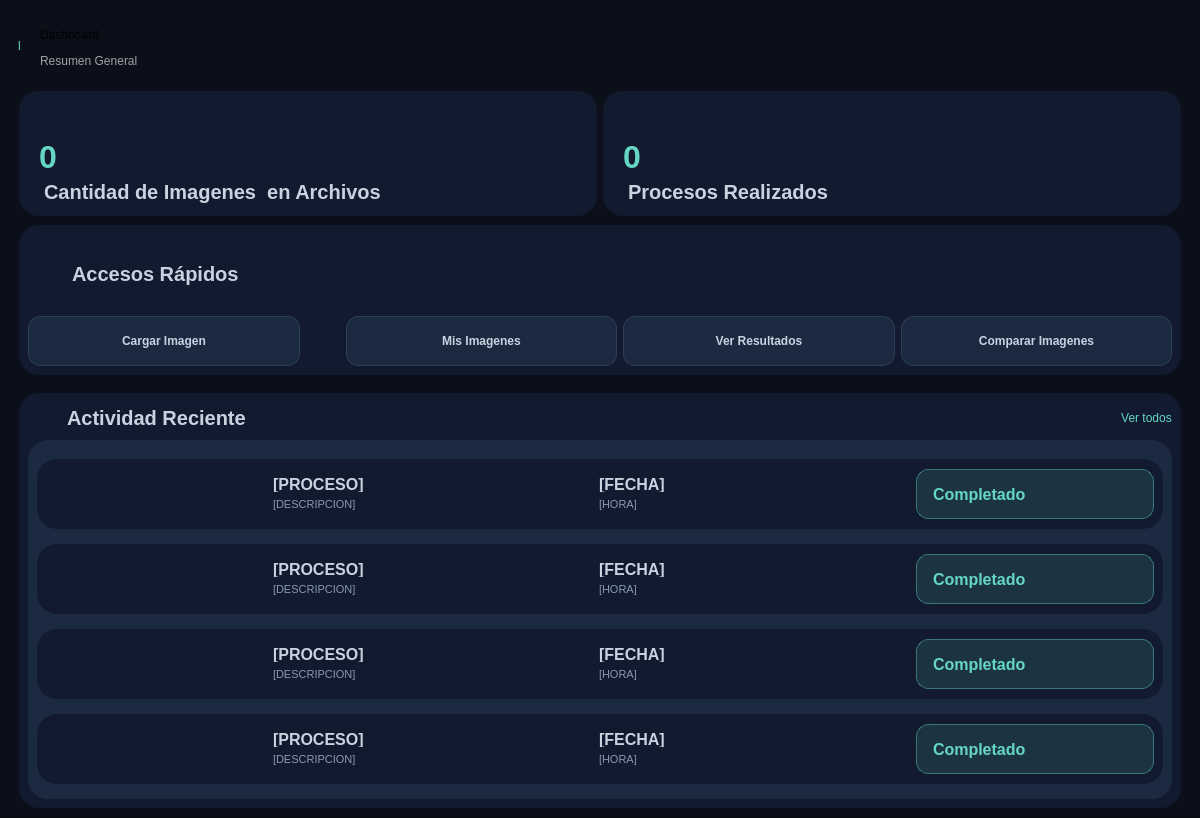
The window that ui/pages/Tfrm_Dashboard.ui (DemonSlayer5768/BioImageOptimizer) describes before a commit, drawn with Qt 5.
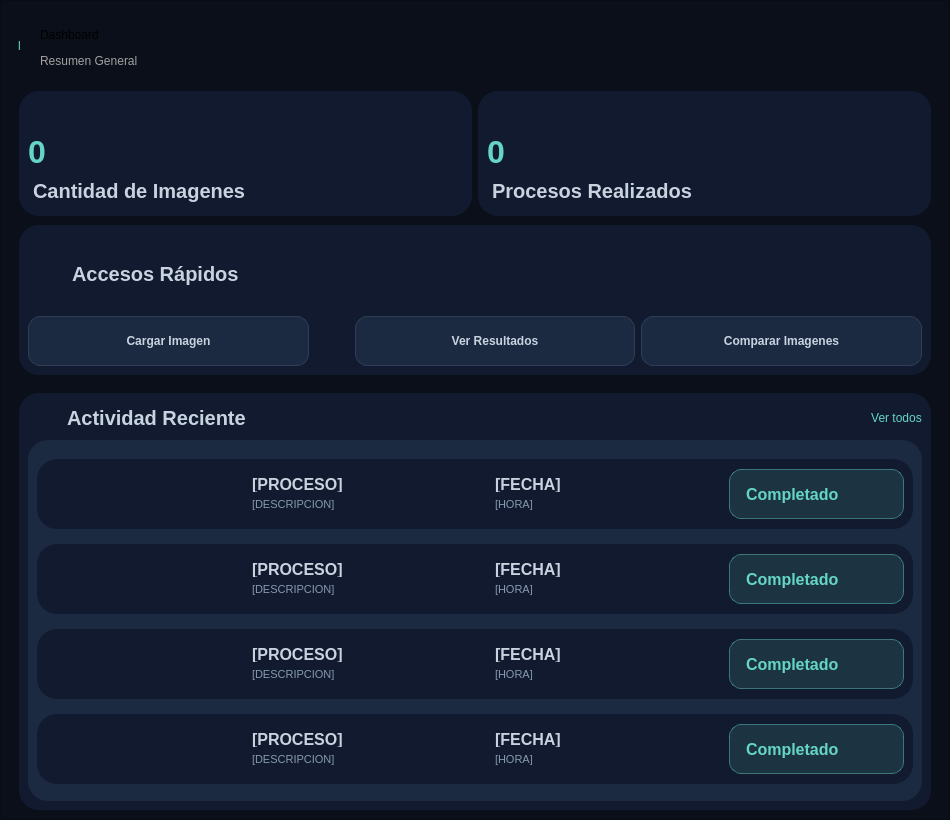
The same window after the commit. Icons and pictures are not drawn.

Commit message: feat: iconos de colores

The edit to the form file:
```diff
--- a/ui/pages/Tfrm_Dashboard.ui
+++ b/ui/pages/Tfrm_Dashboard.ui
@@ -6,10 +6,16 @@
    <rect>
     <x>0</x>
     <y>0</y>
-    <width>1200</width>
-    <height>818</height>
+    <width>950</width>
+    <height>820</height>
    </rect>
   </property>
+  <property name="minimumSize">
+   <size>
+    <width>950</width>
+    <height>820</height>
+   </size>
+  </property>
   <property name="windowTitle">
    <string>Form</string>
   </property>
@@ -174,50 +180,9 @@
            <property name="frameShadow">
             <enum>QFrame::Shadow::Raised</enum>
            </property>
-           <widget class="QLabel" name="label_3">
-            <property name="geometry">
-             <rect>
-              <x>20</x>
-              <y>80</y>
-              <width>371</width>
-              <height>41</height>
-             </rect>
-            </property>
-            <property name="font">
-             <font>
-              <pointsize>-1</pointsize>
-              <italic>false</italic>
-              <bold>true</bold>
-             </font>
-            </property>
-            <property name="styleSheet">
-             <string notr="true">
-QLabel{
-    background-color: transparent;
-    color: #c8d3e0;
-
-    border: none;
-
-    font-size: 20px;
-    font-weight: 700;
-
-    padding: 4px 0px;
-}
-</string>
-            </property>
-            <property name="text">
-             <string>Cantidad de Imagenes  en Archivos</string>
-            </property>
-           </widget>
+           <layout class="QVBoxLayout" name="verticalLayout_6">
+            <item>
            <widget class="QLabel" name="label_4">
-            <property name="geometry">
-             <rect>
-              <x>20</x>
-              <y>15</y>
-              <width>28</width>
-              <height>28</height>
-             </rect>
-            </property>
             <property name="minimumSize">
              <size>
               <width>28</width>
@@ -243,15 +208,9 @@
              <bool>false</bool>
             </property>
            </widget>
+            </item>
+            <item>
            <widget class="QLabel" name="lb_Img_count">
-            <property name="geometry">
-             <rect>
-              <x>20</x>
-              <y>45</y>
-              <width>331</width>
-              <height>41</height>
-             </rect>
-            </property>
             <property name="font">
              <font>
               <pointsize>-1</pointsize>
@@ -275,6 +234,37 @@
              <string>0</string>
             </property>
            </widget>
+            </item>
+            <item>
+             <widget class="QLabel" name="label_3">
+              <property name="font">
+               <font>
+                <pointsize>-1</pointsize>
+                <italic>false</italic>
+                <bold>true</bold>
+               </font>
+              </property>
+              <property name="styleSheet">
+               <string notr="true">
+QLabel{
+    background-color: transparent;
+    color: #c8d3e0;
+
+    border: none;
+
+    font-size: 20px;
+    font-weight: 700;
+
+    padding: 4px 0px;
+}
+</string>
+              </property>
+              <property name="text">
+               <string>Cantidad de Imagenes</string>
+              </property>
+             </widget>
+            </item>
+           </layout>
           </widget>
          </item>
          <item>
@@ -289,47 +279,9 @@
            <property name="frameShadow">
             <enum>QFrame::Shadow::Raised</enum>
            </property>
-           <widget class="QLabel" name="lb_exp_count">
-            <property name="geometry">
-             <rect>
-              <x>20</x>
-              <y>45</y>
-              <width>221</width>
-              <height>41</height>
-             </rect>
-            </property>
-            <property name="font">
-             <font>
-              <pointsize>-1</pointsize>
-              <fontweight>ExtraBold</fontweight>
-             </font>
-            </property>
-            <property name="styleSheet">
-             <string notr="true">QLabel{
-    background-color: transparent;
-    color: #65D6C6;
-
-    border: none;
-
-    font-size: 32px;
-    font-weight: 800;
-
-    padding: 0px;
-}</string>
-            </property>
-            <property name="text">
-             <string>0</string>
-            </property>
-           </widget>
+           <layout class="QVBoxLayout" name="verticalLayout_5">
+            <item>
            <widget class="QLabel" name="label_5">
-            <property name="geometry">
-             <rect>
-              <x>20</x>
-              <y>15</y>
-              <width>28</width>
-              <height>28</height>
-             </rect>
-            </property>
             <property name="minimumSize">
              <size>
               <width>28</width>
@@ -355,15 +307,35 @@
              <bool>false</bool>
             </property>
            </widget>
+            </item>
+            <item>
+             <widget class="QLabel" name="lb_exp_count">
+              <property name="font">
+               <font>
+                <pointsize>-1</pointsize>
+                <fontweight>ExtraBold</fontweight>
+               </font>
+              </property>
+              <property name="styleSheet">
+               <string notr="true">QLabel{
+    background-color: transparent;
+    color: #65D6C6;
+
+    border: none;
+
+    font-size: 32px;
+    font-weight: 800;
+
+    padding: 0px;
+}</string>
+              </property>
+              <property name="text">
+               <string>0</string>
+              </property>
+             </widget>
+            </item>
+            <item>
            <widget class="QLabel" name="label_6">
-            <property name="geometry">
-             <rect>
-              <x>20</x>
-              <y>80</y>
-              <width>261</width>
-              <height>41</height>
-             </rect>
-            </property>
             <property name="font">
              <font>
               <pointsize>-1</pointsize>
@@ -390,6 +362,8 @@
              <string>Procesos Realizados</string>
             </property>
            </widget>
+            </item>
+           </layout>
           </widget>
          </item>
         </layout>
@@ -540,7 +514,7 @@
               <property name="frameShadow">
                <enum>QFrame::Shadow::Raised</enum>
               </property>
-              <layout class="QHBoxLayout" name="horizontalLayout_5" stretch="3,0,3,3,3">
+              <layout class="QHBoxLayout" name="horizontalLayout_5" stretch="3,0,3,3">
                <property name="spacing">
                 <number>6</number>
                </property>
@@ -645,88 +619,6 @@
                  </property>
                 </spacer>
                </item>
-               <item>
-                <widget class="QToolButton" name="Tbtn_MisArchivos">
-                 <property name="minimumSize">
-                  <size>
-                   <width>150</width>
-                   <height>50</height>
-                  </size>
-                 </property>
-                 <property name="maximumSize">
-                  <size>
-                   <width>300</width>
-                   <height>16777215</height>
-                  </size>
-                 </property>
-                 <property name="cursor">
-                  <cursorShape>PointingHandCursor</cursorShape>
-                 </property>
-                 <property name="accessibleDescription">
-                  <string/>
-                 </property>
-                 <property name="layoutDirection">
-                  <enum>Qt::LayoutDirection::LeftToRight</enum>
-                 </property>
-                 <property name="autoFillBackground">
-                  <bool>false</bool>
-                 </property>
-                 <property name="styleSheet">
-                  <string notr="true">QToolButton {
-    background-color: #1b2a41;
-    color: #c8d3e0;
-
-    border: 1px solid #2f3e56;
-    border-radius: 12px;
-	text-align: center;
-	padding: 12px 8px;
-
-   /* padding: 12px 10px 10px 10px; más espacio arriba para el icono */
-    font-size: 12px;
-    font-weight: 600;
-
- 
-    icon-size: 24px;               /* tamaño del icono */
-}
-
-/* Hover */
-QToolButton:hover {
-    background-color: #243552;
-    border: 1px solid #65D6C6;
-    color: #65D6C6;
-}
-
-/* Pressed */
-QToolButton:pressed {
-    background-color: #0f172a;
-    border: 1px solid #65D6C6;
-}
-
-/* Disabled */
-QToolButton:disabled {
-    background-color: #111a2e;
-    color: #59677a;
-    border: 1px solid #1b2a41;
-}</string>
-                 </property>
-                 <property name="text">
-                  <string>Mis Imagenes</string>
-                 </property>
-                 <property name="icon">
-                  <iconset>
-                   <normaloff>D:\Git\BioImageOptimizer\resources\Icons\Icons_Verdes/folder.png</normaloff>D:\Git\BioImageOptimizer\resources\Icons\Icons_Verdes/folder.png</iconset>
-                 </property>
-                 <property name="iconSize">
-                  <size>
-                   <width>24</width>
-                   <height>24</height>
-                  </size>
-                 </property>
-                 <property name="toolButtonStyle">
-                  <enum>Qt::ToolButtonStyle::ToolButtonTextUnderIcon</enum>
-                 </property>
-                </widget>
-               </item>
                <item>
                 <widget class="QToolButton" name="Tbtn_Resultados">
                  <property name="minimumSize">
```
Left out of the diff: 24 changed lines with no effect on the pictures. Lines whose indentation alone changed are shown as unchanged. The commit also changes 121 other files.
